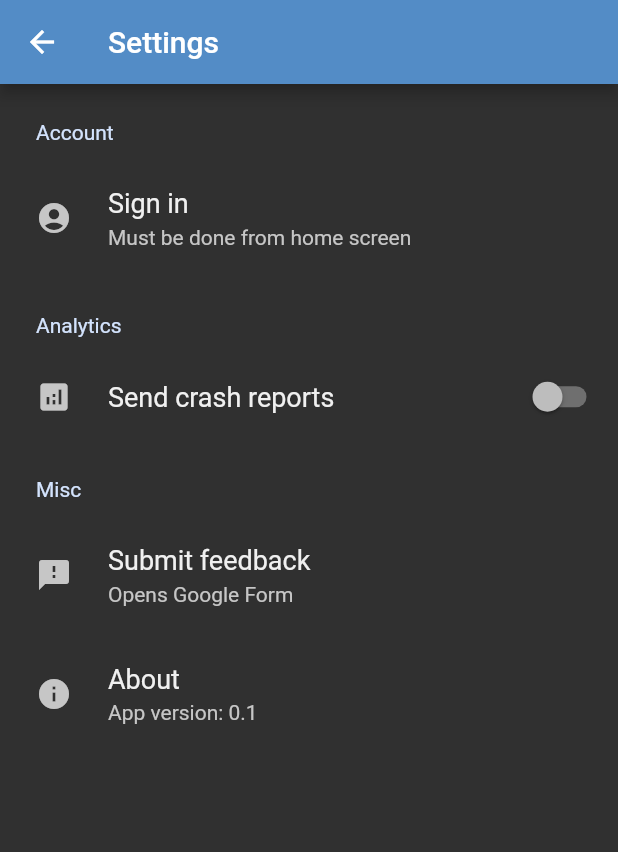
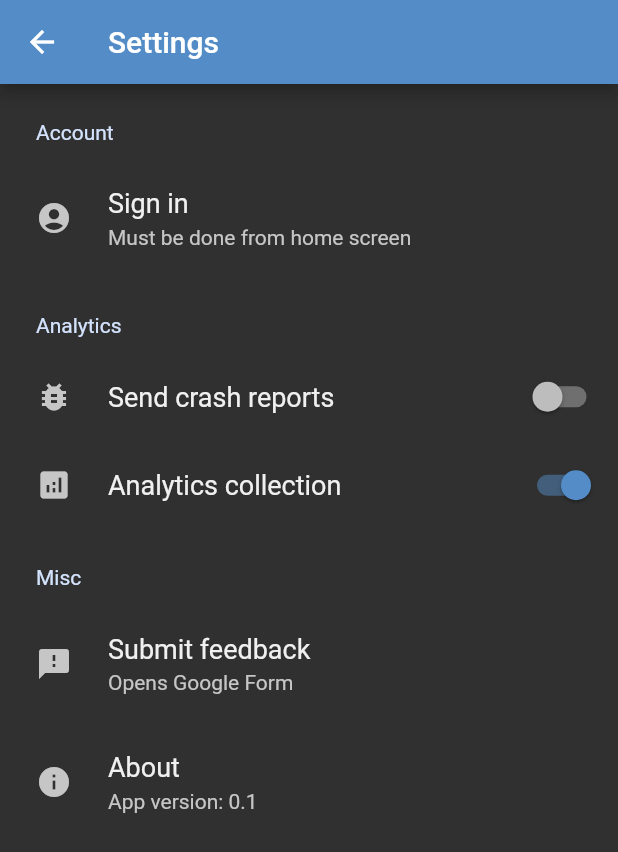
Before and after one commit to Moseco/dgg, a Flutter app: the screen it shows after launch, after a tap on "Open settings", on a phone screen of 412 x 824 dp. Shown: the top 852 px of the screen. Run offline on Flutter 3.47's test engine with Material 2 defaults, Android fonts, the phone set to English and light mode, and no system bars; drawn by our look-alikes of settings_ui; our stand-ins replace auto_route, firebase_analytics, firebase_core, firebase_crashlytics, firebase_remote_config, flutter_staggered_animations and 7 more; missing offline and left inert: webview_cookie_manager; accounts and stored records are empty; network calls fail.

Commit message:
Added firebase analytics

```diff
--- a/lib/services/shared_preferences_service.dart
+++ b/lib/services/shared_preferences_service.dart
@@ -4,9 +4,10 @@ import 'package:shared_preferences/shared_preferences.dart';
 
 @lazySingleton
 class SharedPreferencesService {
-  static const KEY_SID = "KEY_SID";
-  static const KEY_REMEMBER_ME = "KEY_REMEMBER_ME";
-  static const KEY_LOGIN_KEY = "KEY_LOGIN_KEY";
+  static const String KEY_SID = "KEY_SID";
+  static const String KEY_REMEMBER_ME = "KEY_REMEMBER_ME";
+  static const String KEY_LOGIN_KEY = "KEY_LOGIN_KEY";
+  static const String KEY_ANALYTICS_ENABLED = "KEY_ANALYTICS_ENABLED";
 
   SharedPreferences _sharedPreferences;
 
@@ -50,4 +51,20 @@ class SharedPreferencesService {
     _sharedPreferences.remove(KEY_REMEMBER_ME);
     _sharedPreferences.remove(KEY_LOGIN_KEY);
   }
+
+  Future<bool> getAnalyticsEnabled() async {
+    if (_sharedPreferences == null) {
+      _sharedPreferences = await SharedPreferences.getInstance();
+    }
+
+    return _sharedPreferences.getBool(KEY_ANALYTICS_ENABLED) ?? true;
+  }
+
+  Future<void> setAnalyticsEnabled(bool value) async {
+    if (_sharedPreferences == null) {
+      _sharedPreferences = await SharedPreferences.getInstance();
+    }
+
+    return _sharedPreferences.setBool(KEY_ANALYTICS_ENABLED, value);
+  }
 }
--- a/lib/ui/views/settings/settings_view.dart
+++ b/lib/ui/views/settings/settings_view.dart
@@ -11,6 +11,8 @@ class SettingsView extends StatelessWidget {
   Widget build(BuildContext context) {
     return ViewModelBuilder<SettingsViewModel>.reactive(
       viewModelBuilder: () => SettingsViewModel(),
+      onModelReady: (model) => model.initialize(),
+      fireOnModelReadyOnce: true,
       builder: (context, model, child) => Scaffold(
         appBar: AppBar(
           title: Text("Settings"),
@@ -51,10 +53,17 @@ class SettingsView extends StatelessWidget {
               tiles: [
                 SettingsTile.switchTile(
                   title: 'Send crash reports',
-                  leading: Icon(Icons.analytics),
+                  leading: Icon(Icons.bug_report),
                   switchActiveColor: Theme.of(context).primaryColor,
                   switchValue: model.isCrashlyticsCollectionEnabled,
                   onToggle: model.toggleCrashlyticsCollection,
+                ),
+                SettingsTile.switchTile(
+                  title: 'Analytics collection',
+                  leading: Icon(Icons.analytics),
+                  switchActiveColor: Theme.of(context).primaryColor,
+                  switchValue: model.isAnalyticsEnabled,
+                  onToggle: model.toggleAnalyticsCollection,
                 ),
               ],
             ),
--- a/lib/ui/views/settings/settings_viewmodel.dart
+++ b/lib/ui/views/settings/settings_viewmodel.dart
@@ -1,6 +1,8 @@
 import 'package:dgg/app/locator.dart';
 import 'package:dgg/datamodels/session_info.dart';
 import 'package:dgg/services/dgg_api.dart';
+import 'package:dgg/services/shared_preferences_service.dart';
+import 'package:firebase_analytics/firebase_analytics.dart';
 import 'package:firebase_crashlytics/firebase_crashlytics.dart';
 import 'package:stacked/stacked.dart';
 import 'package:stacked_services/stacked_services.dart';
@@ -9,11 +11,19 @@ import 'package:url_launcher/url_launcher.dart';
 class SettingsViewModel extends BaseViewModel {
   final _navigationService = locator<NavigationService>();
   final _dggApi = locator<DggApi>();
+  final _sharedPreferencesService = locator<SharedPreferencesService>();
 
   bool get isSignedIn => _dggApi.sessionInfo is Available;
   String get username => (_dggApi.sessionInfo as Available).nick;
   bool get isCrashlyticsCollectionEnabled =>
       FirebaseCrashlytics.instance.isCrashlyticsCollectionEnabled;
+  bool _isAnalyticsEnabled = false;
+  bool get isAnalyticsEnabled => _isAnalyticsEnabled;
+
+  Future<void> initialize() async {
+    _isAnalyticsEnabled = await _sharedPreferencesService.getAnalyticsEnabled();
+    notifyListeners();
+  }
 
   void openFeedback() {
     launch(
@@ -40,4 +50,11 @@ class SettingsViewModel extends BaseViewModel {
     await FirebaseCrashlytics.instance.setCrashlyticsCollectionEnabled(value);
     notifyListeners();
   }
+
+  Future<void> toggleAnalyticsCollection(bool value) async {
+    FirebaseAnalytics().setAnalyticsCollectionEnabled(value);
+    _sharedPreferencesService.setAnalyticsEnabled(value);
+    _isAnalyticsEnabled = value;
+    notifyListeners();
+  }
 }
--- a/pubspec.yaml
+++ b/pubspec.yaml
@@ -27,6 +27,7 @@ dependencies:
   firebase_core: ^0.5.2+1
   firebase_remote_config: ^0.4.2
   firebase_crashlytics: "^0.2.4"
+  firebase_analytics: "^6.3.0"
 
   #oauth
   uni_links: ^0.4.0
```
Also changed, not shown: pubspec.lock.
